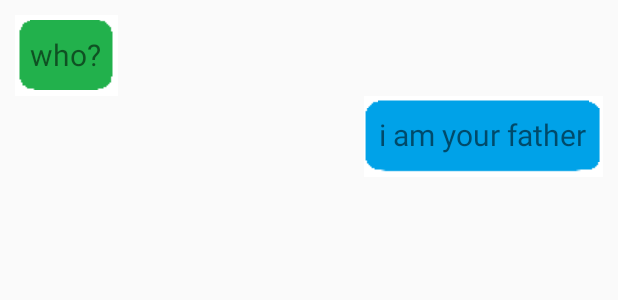
After one commit to rajcharma/ChatBot, an Android app: the layout layout.xml on its own in the app's theme, with its tools: preview values and no code run, on a phone screen of 412 x 824 dp. The commit adds this screen. Shown: the top 300 px of the screen. Run offline under Robolectric (Android 15) with nearby library versions, the phone set to English and light mode, and no system bars.

Commit message:
new update
color bubble

```diff
--- /dev/null
+++ b/SEapp/app/src/main/res/layout/layout.xml
@@ -0,0 +1,29 @@
+<?xml version="1.0" encoding="utf-8"?>
+<LinearLayout xmlns:android="http://schemas.android.com/apk/res/android"
+    android:layout_width="match_parent"
+    android:layout_height="match_parent"
+    android:orientation="vertical"
+    android:padding="10dp">
+
+    <TextView
+        android:id="@+id/tv_receive"
+        android:layout_width="wrap_content"
+        android:layout_height="wrap_content"
+        android:layout_gravity="start"
+        android:background="@drawable/yang"
+        android:gravity="center"
+        android:text="who?"
+        android:textSize="20sp" />
+
+    <TextView
+        android:id="@+id/tv_send"
+        android:layout_width="wrap_content"
+        android:layout_height="wrap_content"
+        android:layout_gravity="end"
+        android:background="@drawable/yangblue"
+        android:gravity="center"
+        android:text="i am your father"
+        android:textSize="20sp" />
+
+
+</LinearLayout>
```
Also changed, not shown: SEapp/app/src/main/java/com/example/zy5545269/seapp/Advisor.java (+14 -9 lines), SEapp/app/src/main/java/com/example/zy5545269/seapp/AdvisorAdapter.java (added, +36 -0 lines), SEapp/app/src/main/java/com/example/zy5545269/seapp/MainActivity.java (+2 -11 lines), SEapp/app/src/main/res/drawable/yang.9.png (added), SEapp/app/src/main/res/drawable/yangblue.9.png (added).
